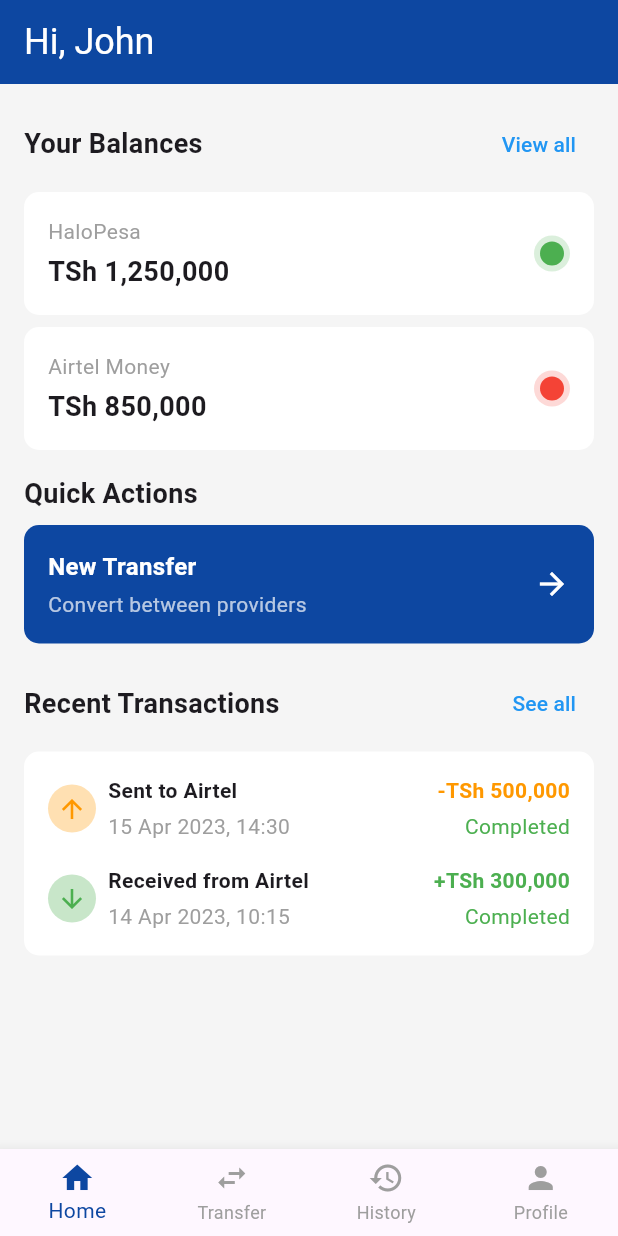
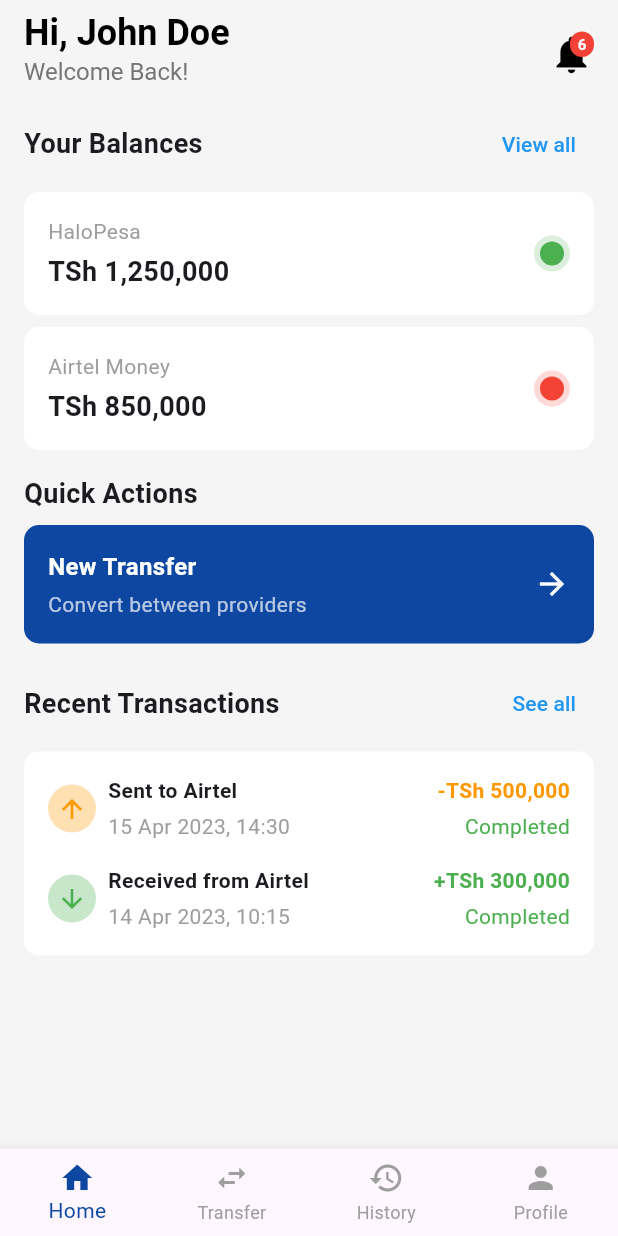
Before and after one commit to FESTO1/inter-agent-transaction-app, a Flutter app: the screen it shows after launch, on a phone screen of 412 x 824 dp. Run offline on Flutter 3.47's test engine with Material 3 defaults, Android fonts, the phone set to English and light mode, and no system bars.

```diff
--- a/lib/Pages/dashboard_page.dart
+++ b/lib/Pages/dashboard_page.dart
@@ -10,18 +10,66 @@ class DashboardPage extends StatefulWidget {
 }
 
 class _DashboardPageState extends State<DashboardPage> {
-
   @override
   Widget build(BuildContext context) {
     return Scaffold(
       backgroundColor: Colors.grey[100],
       appBar: AppBar(
-        backgroundColor: Colors.blue[900],
-        title: Text(
-          'Hi, John',
-          style: TextStyle(color: Colors.white, fontSize: 24),
+        backgroundColor: Colors.grey[100],
+        elevation: 0,
+        title: Padding(
+          padding: const EdgeInsets.only(top:16.0),
+          child: Row(
+
+            mainAxisAlignment: MainAxisAlignment.spaceBetween,
+            children: [
+              Column(
+
+                crossAxisAlignment: CrossAxisAlignment.start,
+                children: [
+                  Text(
+                    'Hi, John Doe',
+                    style: TextStyle(
+                      fontSize: 24,
+                      fontWeight: FontWeight.bold,
+                      color: Colors.black,
+                    ),
+                  ),
+                  Text(
+                    'Welcome Back!',
+                    style: TextStyle(fontSize: 16, color: Colors.grey[600]),
+                  ),
+                  SizedBox(height: 8),
+                ],
+              ),
+              Stack(
+                children: [
+                  Icon(Icons.notifications, size: 30, color: Colors.black),
+                  Positioned(
+                    right: 0,
+                    child: Container(
+                      padding: EdgeInsets.all(2),
+                      decoration: BoxDecoration(
+                        color: Colors.red,
+                        borderRadius: BorderRadius.circular(10),
+                      ),
+                      constraints: BoxConstraints(minWidth: 16, minHeight: 16),
+                      child: Text(
+                        '6',
+                        style: TextStyle(
+                          color: Colors.white,
+                          fontSize: 10,
+                          fontWeight: FontWeight.bold,
+                        ),
+                        textAlign: TextAlign.center,
+                      ),
+                    ),
+                  ),
+                ],
+              ),
+            ],
+          ),
         ),
-        elevation: 0,
       ),
       body: SingleChildScrollView(
         child: Padding(
@@ -29,40 +77,6 @@ class _DashboardPageState extends State<DashboardPage> {
           child: Column(
             crossAxisAlignment: CrossAxisAlignment.start,
             children: [
-              // Agent ID Section
-              // Container(
-              //   padding: EdgeInsets.all(16),
-              //   decoration: BoxDecoration(
-              //     color: Colors.white,
-              //     borderRadius: BorderRadius.circular(10),
-              //   ),
-              //   child: Row(
-              //     mainAxisAlignment: MainAxisAlignment.spaceBetween,
-              //     children: [
-              //       Column(
-              //         crossAxisAlignment: CrossAxisAlignment.start,
-              //         children: [
-              //           Text('Agent ID', style: TextStyle(color: Colors.grey)),
-              //           SizedBox(height: 4),
-              //           Text('AG1234',
-              //               style: TextStyle(
-              //                   fontSize: 18, fontWeight: FontWeight.bold)),
-              //         ],
-              //       ),
-              //       ElevatedButton(
-              //         onPressed: () {},
-              //         style: ElevatedButton.styleFrom(
-              //           backgroundColor: Colors.green,
-              //           shape: RoundedRectangleBorder(
-              //             borderRadius: BorderRadius.circular(8),
-              //           ),
-              //         ),
-              //         child: Text('Verify', style: TextStyle(color: Colors.white)),
-              //       ),
-              //     ],
-              //   ),
-              // ),
-              // SizedBox(height: 16),
               // Your Balances Section
               Row(
                 mainAxisAlignment: MainAxisAlignment.spaceBetween,
@@ -73,7 +87,10 @@ class _DashboardPageState extends State<DashboardPage> {
                   ),
                   TextButton(
                     onPressed: () {},
-                    child: Text('View all', style: TextStyle(color: Colors.blue)),
+                    child: Text(
+                      'View all',
+                      style: TextStyle(color: Colors.blue),
+                    ),
                   ),
                 ],
               ),
@@ -108,14 +125,19 @@ class _DashboardPageState extends State<DashboardPage> {
                     Column(
                       crossAxisAlignment: CrossAxisAlignment.start,
                       children: [
-                        Text('New Transfer',
-                            style: TextStyle(
-                                color: Colors.white,
-                                fontSize: 16,
-                                fontWeight: FontWeight.bold)),
+                        Text(
+                          'New Transfer',
+                          style: TextStyle(
+                            color: Colors.white,
+                            fontSize: 16,
+                            fontWeight: FontWeight.bold,
+                          ),
+                        ),
                         SizedBox(height: 4),
-                        Text('Convert between providers',
-                            style: TextStyle(color: Colors.white70)),
+                        Text(
+                          'Convert between providers',
+                          style: TextStyle(color: Colors.white70),
+                        ),
                       ],
                     ),
                     Icon(Icons.arrow_forward, color: Colors.white),
@@ -133,7 +155,10 @@ class _DashboardPageState extends State<DashboardPage> {
                   ),
                   TextButton(
                     onPressed: () {},
-                    child: Text('See all', style: TextStyle(color: Colors.blue)),
+                    child: Text(
+                      'See all',
+                      style: TextStyle(color: Colors.blue),
+                    ),
                   ),
                 ],
               ),
@@ -168,7 +193,6 @@ class _DashboardPageState extends State<DashboardPage> {
           ),
         ),
       ),
-
     );
   }
 }
--- a/lib/Pages/profile_page.dart
+++ b/lib/Pages/profile_page.dart
@@ -84,12 +84,12 @@ class ProfilePage extends StatelessWidget {
               style: TextStyle(fontSize: 18, fontWeight: FontWeight.bold),
             ),
             SizedBox(height: 8),
-            _buildSettingOption(
-              'Super Agent Dashboard',
-              Icons.shield,
-              Colors.blue[100]!,
-              () {},
-            ),
+            // _buildSettingOption(
+            //   'Super Agent Dashboard',
+            //   Icons.shield,
+            //   Colors.blue[100]!,
+            //   () {},
+            // ),
             _buildSettingOption(
               'Logout',
               Icons.logout,
```
Also changed, not shown: pubspec.lock.
